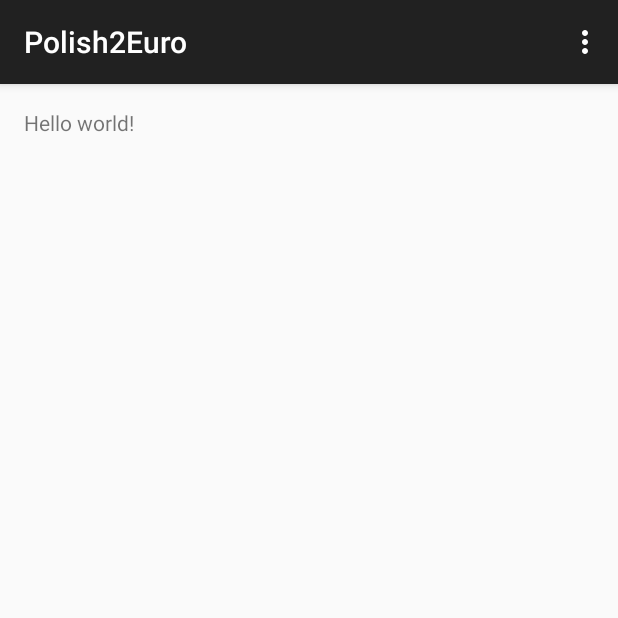
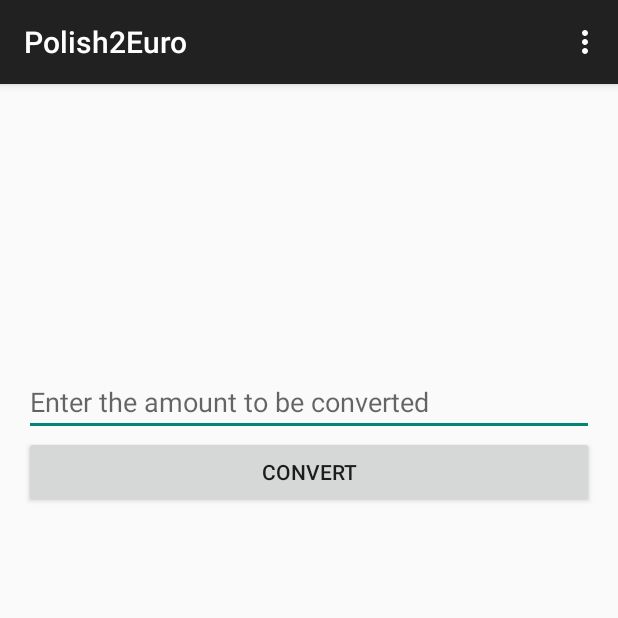
Before and after one commit to nghilevi/android-polish-zloty-euro-conversion-app, an Android app: the screen it shows after launch (MainActivity), on a phone screen of 412 x 824 dp, the top half of it. Run offline under Robolectric (Android 15) with nearby library versions, the phone set to English and light mode, and no system bars.

Commit message:
UI added

```diff
--- a/Polish2Euro/app/src/main/res/layout/activity_main.xml
+++ b/Polish2Euro/app/src/main/res/layout/activity_main.xml
@@ -8,9 +8,32 @@
     android:paddingBottom="@dimen/activity_vertical_margin"
     tools:context="com.github.polish2euro.app.MainActivity">
 
+    <EditText
+        android:layout_width="match_parent"
+        android:layout_height="wrap_content"
+        android:inputType="numberDecimal"
+        android:ems="10"
+        android:id="@+id/polishCurrency"
+        android:layout_alignParentTop="true"
+        android:layout_marginTop="173dp"
+        android:hint="Enter the amount to be converted" />
+
+    <Button
+        android:layout_width="match_parent"
+        android:layout_height="wrap_content"
+        android:text="Convert"
+        android:id="@+id/convert"
+        android:layout_below="@+id/polishCurrency"
+        android:layout_alignParentLeft="true"
+        android:layout_alignParentStart="true" />
+
     <TextView
-        android:text="@string/hello_world"
-        android:layout_width="wrap_content"
-        android:layout_height="wrap_content" />
+        android:layout_width="match_parent"
+        android:layout_height="wrap_content"
+        android:textAppearance="?android:attr/textAppearanceLarge"
+        android:id="@+id/result"
+        android:layout_below="@+id/convert"
+        android:layout_alignParentLeft="true"
+        android:layout_alignParentStart="true" />
 
 </RelativeLayout>
```
